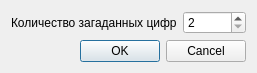
Old version of the form bulls_and_cows/levelcomplexitydialog.ui in the repository dimV36/bulls_and_cows.
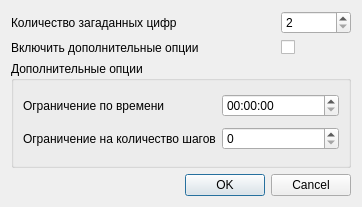
New version of the form.

Commit message: Дополнительные опции

Diff of the .ui file:
```diff
--- a/bulls_and_cows/levelcomplexitydialog.ui
+++ b/bulls_and_cows/levelcomplexitydialog.ui
@@ -6,32 +6,32 @@
    <rect>
     <x>0</x>
     <y>0</y>
-    <width>257</width>
-    <height>71</height>
+    <width>362</width>
+    <height>207</height>
    </rect>
   </property>
   <property name="windowTitle">
    <string>Сложность игры</string>
   </property>
-  <layout class="QGridLayout" name="gridLayout">
-   <item row="0" column="0">
-    <widget class="QLabel" name="label_number_">
-     <property name="text">
-      <string>Количество загаданных цифр</string>
-     </property>
-    </widget>
-   </item>
-   <item row="0" column="1">
+  <layout class="QGridLayout" name="main_layout_">
+   <item row="0" column="2">
     <widget class="QSpinBox" name="spin_box_number_">
      <property name="minimum">
       <number>2</number>
      </property>
      <property name="maximum">
-      <number>10</number>
+      <number>9</number>
      </property>
     </widget>
    </item>
-   <item row="1" column="0" colspan="2">
+   <item row="0" column="0">
+    <widget class="QLabel" name="label_number_">
+     <property name="text">
+      <string>Количество загаданных цифр</string>
+     </property>
+    </widget>
+   </item>
+   <item row="5" column="0" colspan="3">
     <widget class="QDialogButtonBox" name="button_box_">
      <property name="orientation">
       <enum>Qt::Horizontal</enum>
@@ -41,6 +41,52 @@
      </property>
     </widget>
    </item>
+   <item row="2" column="0" colspan="3">
+    <widget class="QGroupBox" name="extra_box_">
+     <property name="title">
+      <string>Дополнительные опции</string>
+     </property>
+     <layout class="QGridLayout" name="extra_layout_">
+      <item row="2" column="0">
+       <widget class="QLabel" name="label_timer_">
+        <property name="text">
+         <string>Ограничение по времени</string>
+        </property>
+       </widget>
+      </item>
+      <item row="2" column="1">
+       <widget class="QTimeEdit" name="timer_"/>
+      </item>
+      <item row="3" column="0">
+       <widget class="QLabel" name="label_step_">
+        <property name="text">
+         <string>Ограничение на количество шагов</string>
+        </property>
+       </widget>
+      </item>
+      <item row="3" column="1">
+       <widget class="QSpinBox" name="spin_box_limit_steps_"/>
+      </item>
+     </layout>
+    </widget>
+   </item>
+   <item row="1" column="2">
+    <widget class="QCheckBox" name="button_extra_options_">
+     <property name="text">
+      <string/>
+     </property>
+     <property name="checked">
+      <bool>false</bool>
+     </property>
+    </widget>
+   </item>
+   <item row="1" column="0">
+    <widget class="QLabel" name="label_extra_options_">
+     <property name="text">
+      <string>Включить дополнительные опции</string>
+     </property>
+    </widget>
+   </item>
   </layout>
  </widget>
  <resources/>
```
The commit also changes 3 other files.
